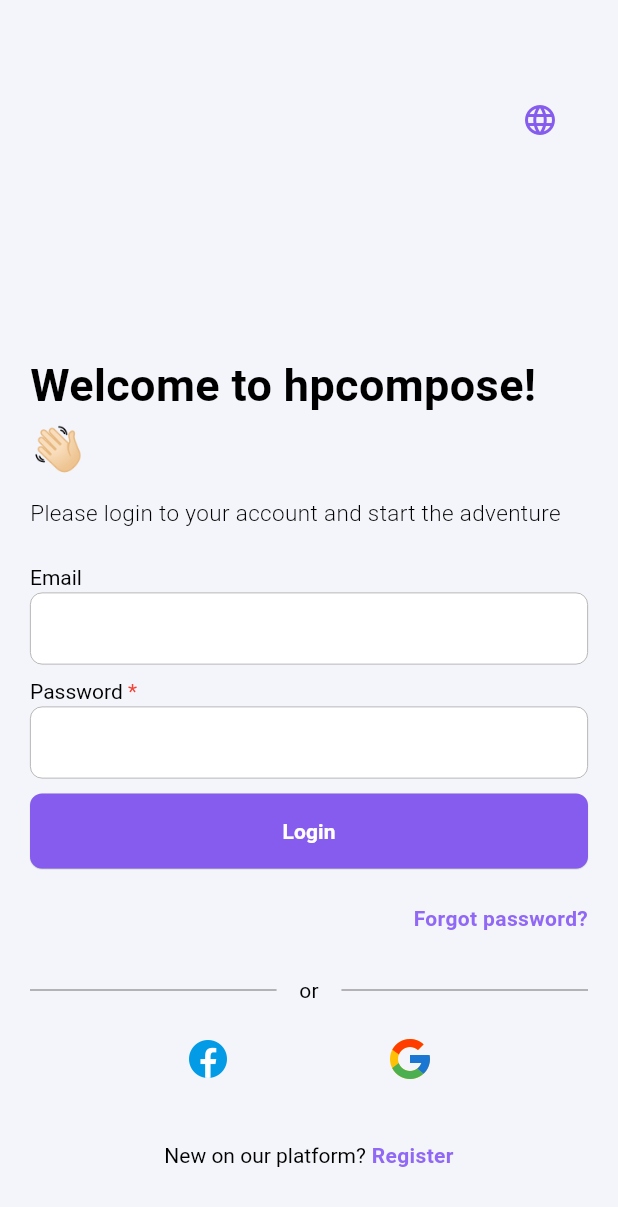
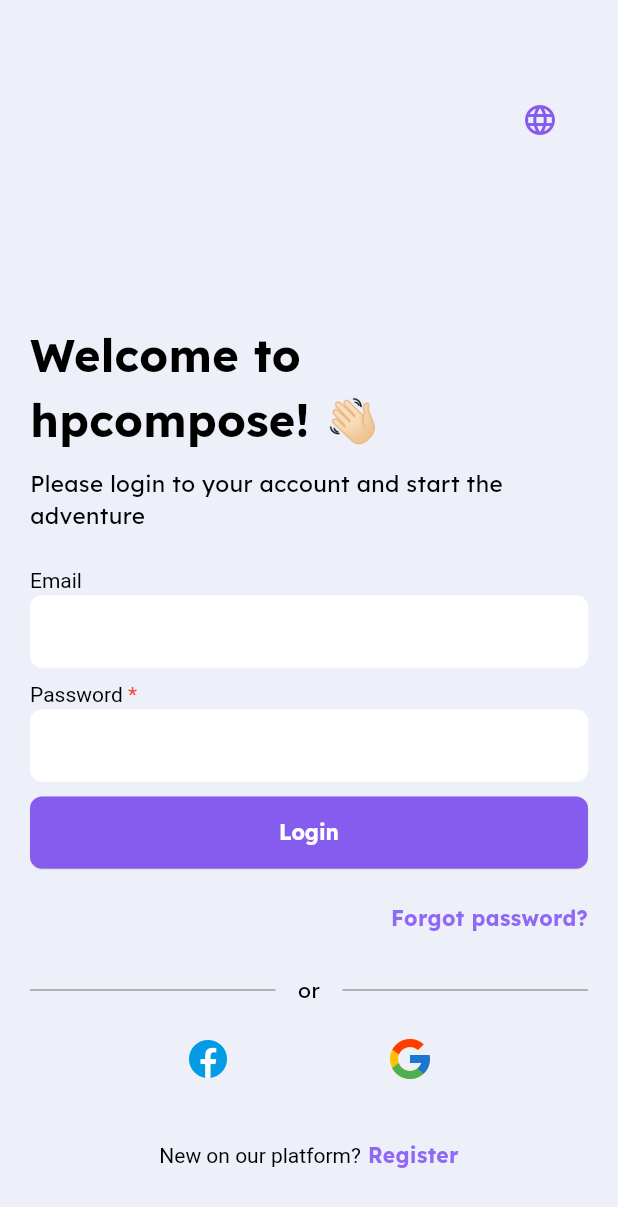
Before and after one commit to huyenph/FRD, a Flutter app: the screen it shows after launch, on a phone screen of 412 x 824 dp. Shown: the top 1207 px of the screen. Run offline on Flutter 3.47's test engine with Material 2 defaults, Android fonts, the phone set to English and light mode, and no system bars; our stand-ins replace chewie, dio, equatable, firebase_auth, firebase_core, firebase_messaging and 11 more; missing offline and left inert: flutter_facebook_auth; accounts and stored records are empty; statements that could not run were skipped.

Commit message:
Update styles

```diff
--- a/lib/core/styles/app_colors.dart
+++ b/lib/core/styles/app_colors.dart
@@ -3,9 +3,10 @@ import 'package:flutter/material.dart';
 class AppColors {
   static const primaryColor = Color(0xFF855cee);
   static const primaryTextColor = Color(0xFF9068f5);
-  static const backgroundLightColor = Color(0xFFf4f5fa);
-  static const backgroundDarkColor = Color(0xFF27253b);
+  static const bgLightColor = Color(0xFFeef0f9);
+  static const bgDarkColor = Color(0xFF27253b);
   static const cardLightColor = Color(0xFFffffff);
+  static const borderLightColor = Color(0xFFffffff);
   static const cardDarkColor = Color(0xFF302e49);
   static const dividerColor = Colors.grey;
   static const textColor = Color(0xFF000000);
--- a/lib/core/styles/app_size.dart
+++ b/lib/core/styles/app_size.dart
@@ -6,4 +6,5 @@ class AppSize {
   static const fieldSpacingL = 20.0;
   static const fieldSpacingXL = 25.0;
   static const fieldSpacingXXL = 30.0;
+  static const edgeSpacing = 16.0;
 }
--- a/lib/core/theme/app_theme.dart
+++ b/lib/core/theme/app_theme.dart
@@ -13,13 +13,15 @@ class AppTheme {
         brightness: Brightness.light,
         primary: AppColors.primaryColor,
       ),
-      canvasColor: AppColors.backgroundLightColor,
+      fontFamily: 'lexend',
+      canvasColor: AppColors.bgLightColor,
       splashColor: Colors.transparent,
       appBarTheme: const AppBarTheme(
-        color: AppColors.backgroundLightColor,
+        color: AppColors.bgLightColor,
         titleTextStyle: TextStyle(
           color: AppColors.primaryTextColor,
           fontSize: 20.0,
+          fontFamily: 'lexend',
         ),
         iconTheme: IconThemeData(color: AppColors.primaryColor),
       ),
@@ -32,33 +34,36 @@ class AppTheme {
       ),
       elevatedButtonTheme: ElevatedButtonThemeData(
         style: ButtonStyle(
+          textStyle: const MaterialStatePropertyAll<TextStyle>(
+            TextStyle(fontFamily: 'lexend'),
+          ),
           backgroundColor:
               MaterialStateProperty.all<Color>(AppColors.primaryColor),
           foregroundColor: MaterialStateProperty.all<Color>(Colors.white),
         ),
       ),
-      scaffoldBackgroundColor: AppColors.backgroundLightColor,
+      scaffoldBackgroundColor: AppColors.bgLightColor,
       bottomNavigationBarTheme: const BottomNavigationBarThemeData(
-        backgroundColor: AppColors.backgroundLightColor,
+        backgroundColor: AppColors.bgLightColor,
         selectedItemColor: AppColors.primaryColor,
         unselectedItemColor: AppColors.primaryColor,
       ),
       inputDecorationTheme: const InputDecorationTheme(
         fillColor: AppColors.cardLightColor,
         enabledBorder: OutlineInputBorder(
-          borderSide: BorderSide(color: AppColors.dividerColor, width: 0.5),
+          borderSide: BorderSide(color: AppColors.cardLightColor, width: 0.5),
           borderRadius: BorderRadius.all(Radius.circular(8.0)),
         ),
         disabledBorder: OutlineInputBorder(
-          borderSide: BorderSide(color: AppColors.dividerColor, width: 0.5),
+          borderSide: BorderSide(color: AppColors.cardLightColor, width: 0.5),
           borderRadius: BorderRadius.all(Radius.circular(8.0)),
         ),
         border: OutlineInputBorder(
-          borderSide: BorderSide(color: AppColors.dividerColor, width: 0.5),
+          borderSide: BorderSide(color: AppColors.cardLightColor, width: 0.5),
           borderRadius: BorderRadius.all(Radius.circular(8.0)),
         ),
         focusedBorder: OutlineInputBorder(
-          borderSide: BorderSide(color: AppColors.primaryColor, width: 1.2),
+          borderSide: BorderSide(color: AppColors.cardLightColor, width: 1.2),
           borderRadius: BorderRadius.all(Radius.circular(8.0)),
         ),
       ),
@@ -79,13 +84,15 @@ class AppTheme {
         brightness: Brightness.dark,
         primary: AppColors.primaryColor,
       ),
+      fontFamily: 'lexend',
       splashColor: Colors.transparent,
-      canvasColor: AppColors.backgroundDarkColor,
+      canvasColor: AppColors.bgDarkColor,
       appBarTheme: const AppBarTheme(
-        color: AppColors.backgroundDarkColor,
+        color: AppColors.bgDarkColor,
         titleTextStyle: TextStyle(
           color: AppColors.textLightColor,
           fontSize: 20.0,
+          fontFamily: 'lexend',
         ),
         iconTheme: IconThemeData(color: AppColors.textLightColor),
       ),
@@ -97,28 +104,32 @@ class AppTheme {
       ),
       elevatedButtonTheme: ElevatedButtonThemeData(
         style: ButtonStyle(
+          textStyle: const MaterialStatePropertyAll<TextStyle>(
+            TextStyle(fontFamily: 'lexend'),
+          ),
           backgroundColor:
               MaterialStateProperty.all<Color>(AppColors.primaryColor),
           foregroundColor: MaterialStateProperty.all<Color>(Colors.white),
         ),
       ),
-      scaffoldBackgroundColor: AppColors.backgroundDarkColor,
+      scaffoldBackgroundColor: AppColors.bgDarkColor,
       bottomNavigationBarTheme: const BottomNavigationBarThemeData(
-          backgroundColor: AppColors.backgroundDarkColor,
-          selectedItemColor: AppColors.cardLightColor,
-          unselectedItemColor: AppColors.backgroundLightColor),
+        backgroundColor: AppColors.bgDarkColor,
+        selectedItemColor: AppColors.cardLightColor,
+        unselectedItemColor: AppColors.bgLightColor,
+      ),
       inputDecorationTheme: const InputDecorationTheme(
         fillColor: AppColors.primaryColor,
         enabledBorder: OutlineInputBorder(
-          borderSide: BorderSide(color: AppColors.dividerColor, width: 0.5),
+          borderSide: BorderSide(color: AppColors.primaryColor, width: 0.5),
           borderRadius: BorderRadius.all(Radius.circular(8.0)),
         ),
         disabledBorder: OutlineInputBorder(
-          borderSide: BorderSide(color: AppColors.dividerColor, width: 0.5),
+          borderSide: BorderSide(color: AppColors.primaryColor, width: 0.5),
           borderRadius: BorderRadius.all(Radius.circular(8.0)),
         ),
         border: OutlineInputBorder(
-          borderSide: BorderSide(color: AppColors.dividerColor, width: 0.5),
+          borderSide: BorderSide(color: AppColors.primaryColor, width: 0.5),
           borderRadius: BorderRadius.all(Radius.circular(8.0)),
         ),
         focusedBorder: OutlineInputBorder(
--- a/lib/core/ui/base_widget_state.dart
+++ b/lib/core/ui/base_widget_state.dart
@@ -1,5 +1,5 @@
+import 'dart:io';
 import 'package:flutter/material.dart';
-import 'dart:io';
 import 'package:dio/dio.dart';
 import 'package:flutter/services.dart';
 import 'package:frd/core/bloc/base_bloc.dart';
@@ -31,7 +31,6 @@ abstract class BaseWidgetState<T extends StatefulWidget> extends State<T>
           key: _scaffoldKey,
           appBar: buildAppBar(),
           drawer: buildDrawer(),
-          resizeToAvoidBottomInset: disableResizeToAvoidBottomInset(),
           bottomNavigationBar: buildBottomNavigationBar(),
           floatingActionButton: buildFloatingActionButton(),
           backgroundColor: Theme.of(context).scaffoldBackgroundColor,
@@ -93,8 +92,6 @@ abstract class BaseWidgetState<T extends StatefulWidget> extends State<T>
 
   Widget buildBody(BuildContext context);
 
-  bool disableResizeToAvoidBottomInset() => true;
-
   void showSnackbarAlert(
     String message, {
     Function? callBack,
@@ -112,7 +109,7 @@ abstract class BaseWidgetState<T extends StatefulWidget> extends State<T>
               ),
             ),
             showCloseIcon: true,
-            closeIconColor: AppColors.backgroundLightColor,
+            closeIconColor: AppColors.bgLightColor,
           ),
         )
         .closed
```
